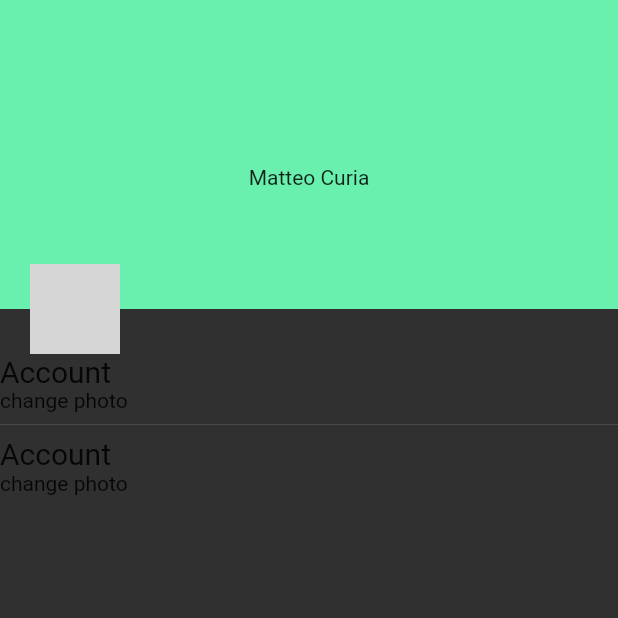
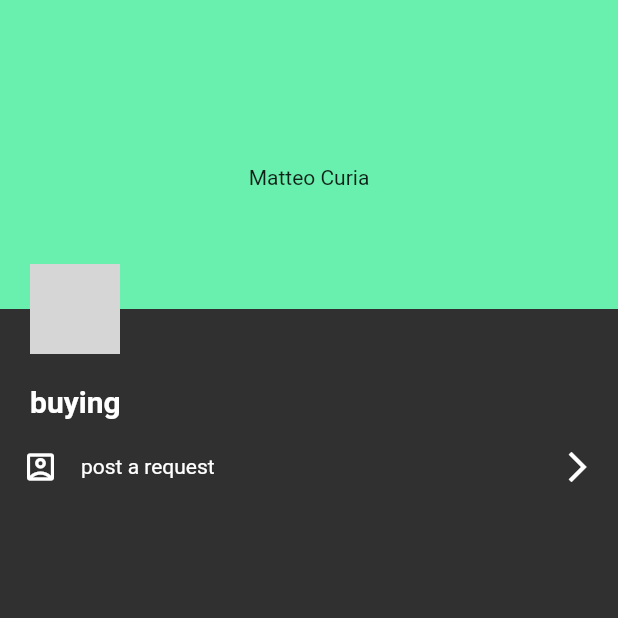
Before and after one commit to MatteoCu/FreeCom, a Flutter app: the screen it shows after launch, on a phone screen of 412 x 824 dp, the top half of it. Run offline on Flutter 3.47's test engine with Material 2 defaults, Android fonts, the phone set to English and light mode, and no system bars; our stand-ins replace google_fonts; missing offline and left inert: dart:html; network calls fail; Roboto replaces fonts that are missing (Kanit); grey boxes are pictures that could not be loaded.

Commit message:
Aggiunto bottone

```diff
--- a/lib/pages/account_page.dart
+++ b/lib/pages/account_page.dart
@@ -24,21 +24,59 @@ class AccountPage extends StatelessWidget {
                   Positioned(
                       left: 20,
                       top: MediaQuery.of(context).size.height * 0.25 - 30,
-                      child:
-                          roundedPhoto("d", height: 60, whidht: 60, radius: 60)),
-                  const Center(child: Text("Matteo Curia"),)
+                      child: roundedPhoto("d",
+                          height: 60, whidht: 60, radius: 60)),
+                  const Center(
+                    child: Text("Matteo Curia"),
+                  )
                 ],
               )),
-              SingleChildScrollView(child :Column(crossAxisAlignment: CrossAxisAlignment.start,children: const <Widget>  [
-               Text("Account", style: TextStyle(fontSize: 20),),
-               Text("change photo"),
-               Divider(),
-
-               Text("Account", style: TextStyle(fontSize: 20),),
-               Text("change photo"),
-              ],))
+          SingleChildScrollView(
+              child: Column(
+            crossAxisAlignment: CrossAxisAlignment.start,
+            children: <Widget>[
+              category("buying"),
+              subCategoryButton(
+                  icon: Icons.account_box_outlined, text: "post a request")
+            ],
+          ))
         ],
       ),
     ));
   }
 }
+
+Widget category(String title) {
+  return Padding(
+      padding: const EdgeInsets.all(20),
+      child: Text(
+        title,
+        style: const TextStyle(
+            fontWeight: FontWeight.bold, fontSize: 20, color: Colors.white),
+      ));
+}
+
+Widget subCategoryButton({required IconData icon, required String text}) {
+  return GestureDetector(
+      onTap: (() {}),
+      child: Row(
+        children: [
+          const SizedBox(
+            width: 15,
+          ),
+          Icon(icon),
+          const SizedBox(
+            width: 15,
+          ),
+          Text(
+            text,
+            style: const TextStyle(color: Colors.white),
+          ),
+          Expanded(child: Container()),
+          const Icon(Icons.arrow_forward_ios),
+          const SizedBox(
+            width: 15,
+          )
+        ],
+      ));
+}
```
